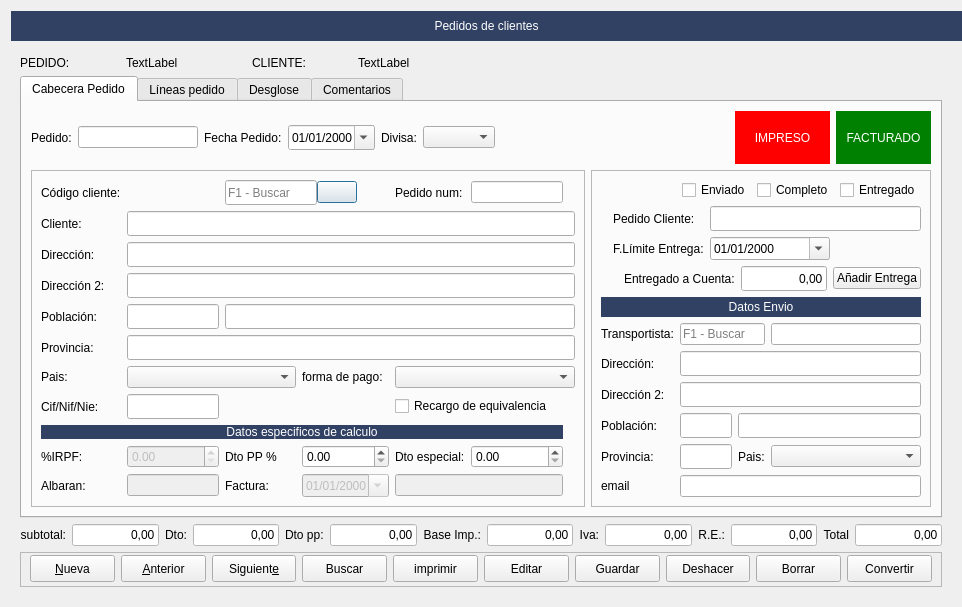
The window that Zona_Ventas/frmpedidos.ui (arcnexus/RedFoX) describes before a commit, drawn with Qt 5.
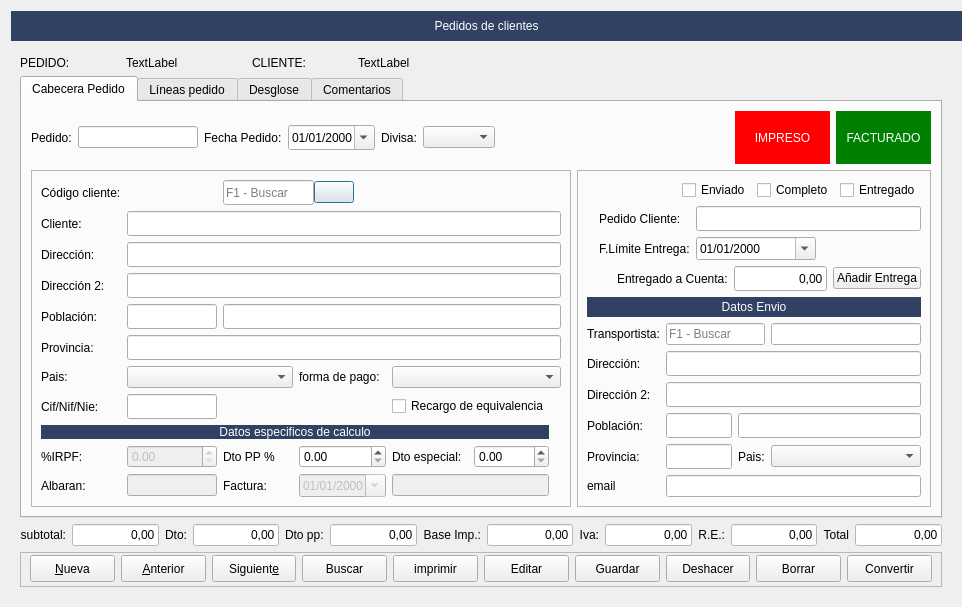
The same window after the commit. Icons and pictures are not drawn.

```diff
--- a/Zona_Ventas/frmpedidos.ui
+++ b/Zona_Ventas/frmpedidos.ui
@@ -433,29 +433,6 @@
                 </property>
                </widget>
               </item>
-              <item row="0" column="4">
-               <widget class="QLabel" name="label_22">
-                <property name="text">
-                 <string>Pedido num:</string>
-                </property>
-               </widget>
-              </item>
-              <item row="0" column="5">
-               <widget class="QLineEdit" name="txtpedido">
-                <property name="sizePolicy">
-                 <sizepolicy hsizetype="Preferred" vsizetype="Fixed">
-                  <horstretch>0</horstretch>
-                  <verstretch>0</verstretch>
-                 </sizepolicy>
-                </property>
-                <property name="maximumSize">
-                 <size>
-                  <width>120</width>
-                  <height>16777215</height>
-                 </size>
-                </property>
-               </widget>
-              </item>
               <item row="12" column="0">
                <widget class="QLabel" name="lblAlbaran">
                 <property name="text">
```
Left out of the diff: 4 changed lines with no effect on the pictures.
